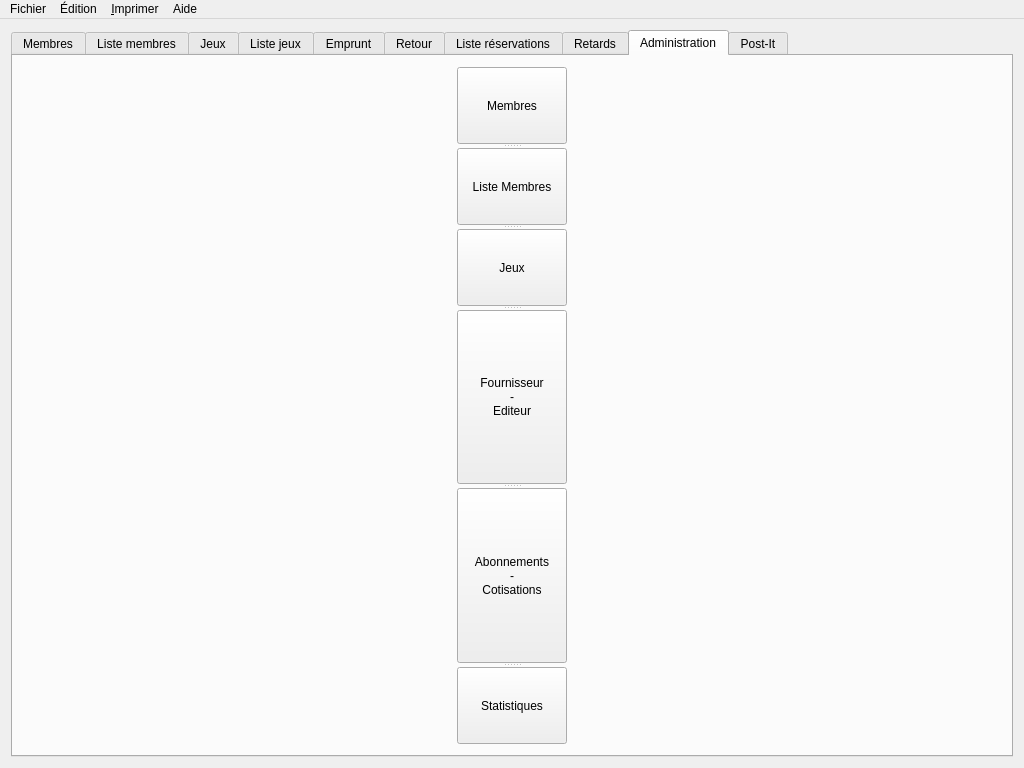
Old version of the form f_mainwindow.ui in the repository nivhg/ludopen.
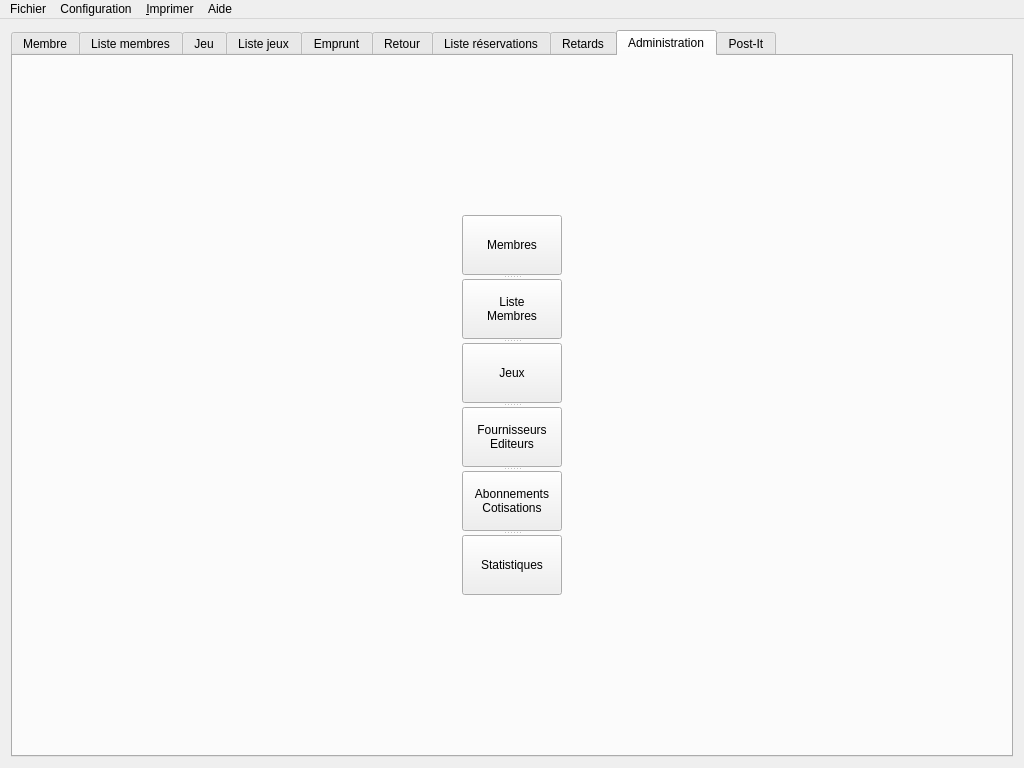
New version of the form. The open tabs and pages were chosen to show the change. Icons and pictures are not drawn.

```diff
--- a/f_mainwindow.ui
+++ b/f_mainwindow.ui
@@ -51,9 +51,20 @@
       <property name="currentIndex">
        <number>6</number>
       </property>
-      <widget class="QWidget" name="Membres">
+      <property name="iconSize">
+       <size>
+        <width>20</width>
+        <height>20</height>
+       </size>
+      </property>
+      <widget class="QWidget" name="Membre">
+       <attribute name="icon">
+        <iconset>
+         <normalon>:/Adherent_info.png</normalon>
+        </iconset>
+       </attribute>
        <attribute name="title">
-        <string>Membres</string>
+        <string>Membre</string>
        </attribute>
        <layout class="QGridLayout" name="gridLayout_3">
         <item row="0" column="0">
@@ -73,7 +84,7 @@
       </widget>
       <widget class="QWidget" name="Jeux">
        <attribute name="title">
-        <string>Jeux</string>
+        <string>Jeu</string>
        </attribute>
        <layout class="QGridLayout" name="gridLayout_8">
         <item row="0" column="0">
@@ -145,50 +156,202 @@
        <layout class="QGridLayout" name="gridLayout_2">
         <item row="0" column="0">
          <layout class="QHBoxLayout" name="Lay_Admin">
+          <property name="spacing">
+           <number>2</number>
+          </property>
           <item>
            <widget class="QSplitter" name="SP_Admin">
             <property name="orientation">
              <enum>Qt::Vertical</enum>
             </property>
             <widget class="QPushButton" name="Bt_Membre">
+             <property name="sizePolicy">
+              <sizepolicy hsizetype="Preferred" vsizetype="Preferred">
+               <horstretch>0</horstretch>
+               <verstretch>0</verstretch>
+              </sizepolicy>
+             </property>
+             <property name="minimumSize">
+              <size>
+               <width>100</width>
+               <height>60</height>
+              </size>
+             </property>
+             <property name="maximumSize">
+              <size>
+               <width>60</width>
+               <height>60</height>
+              </size>
+             </property>
              <property name="text">
               <string>Membres</string>
              </property>
+             <property name="icon">
+              <iconset>
+               <normalon>:/Adherent_info.png</normalon>
+              </iconset>
+             </property>
+             <property name="iconSize">
+              <size>
+               <width>25</width>
+               <height>25</height>
+              </size>
+             </property>
             </widget>
             <widget class="QPushButton" name="Bt_ListeMembres">
+             <property name="sizePolicy">
+              <sizepolicy hsizetype="Preferred" vsizetype="Preferred">
+               <horstretch>0</horstretch>
+               <verstretch>0</verstretch>
+              </sizepolicy>
+             </property>
+             <property name="minimumSize">
+              <size>
+               <width>100</width>
+               <height>60</height>
+              </size>
+             </property>
+             <property name="maximumSize">
+              <size>
+               <width>100</width>
+               <height>60</height>
+              </size>
+             </property>
              <property name="text">
-              <string>Liste Membres</string>
+              <string>Liste
+Membres</string>
+             </property>
+             <property name="icon">
+              <iconset>
+               <normalon>:/Adherents_liste.png</normalon>
+              </iconset>
+             </property>
+             <property name="iconSize">
+              <size>
+               <width>25</width>
+               <height>25</height>
+              </size>
              </property>
             </widget>
             <widget class="QPushButton" name="Bt_Jeux">
+             <property name="minimumSize">
+              <size>
+               <width>100</width>
+               <height>60</height>
+              </size>
+             </property>
              <property name="maximumSize">
               <size>
-               <width>110</width>
-               <height>16777215</height>
+               <width>100</width>
+               <height>60</height>
               </size>
              </property>
              <property name="text">
               <string>Jeux</string>
              </property>
+             <property name="icon">
+              <iconset>
+               <normalon>:/De_par_2.png</normalon>
+              </iconset>
+             </property>
+             <property name="iconSize">
+              <size>
+               <width>25</width>
+               <height>25</height>
+              </size>
+             </property>
             </widget>
             <widget class="QPushButton" name="Bt_FournisseurEditeur">
+             <property name="minimumSize">
+              <size>
+               <width>100</width>
+               <height>60</height>
+              </size>
+             </property>
+             <property name="maximumSize">
+              <size>
+               <width>100</width>
+               <height>60</height>
+              </size>
+             </property>
              <property name="text">
-              <string>Fournisseur
--
-Editeur</string>
+              <string>Fournisseurs
+Editeurs</string>
+             </property>
+             <property name="icon">
+              <iconset>
+               <normalon>:/Fournisseurs.png</normalon>
+              </iconset>
+             </property>
+             <property name="iconSize">
+              <size>
+               <width>25</width>
+               <height>25</height>
+              </size>
              </property>
             </widget>
             <widget class="QPushButton" name="Bt_Abonnements">
+             <property name="minimumSize">
+              <size>
+               <width>100</width>
+               <height>60</height>
+              </size>
+             </property>
+             <property name="maximumSize">
+              <size>
+               <width>100</width>
+               <height>60</height>
+              </size>
+             </property>
              <property name="text">
               <string>Abonnements
--
 Cotisations</string>
              </property>
+             <property name="icon">
+              <iconset>
+               <normalon>:/Paiement.png</normalon>
+              </iconset>
+             </property>
+             <property name="iconSize">
+              <size>
+               <width>25</width>
+               <height>25</height>
+              </size>
+             </property>
             </widget>
             <widget class="QPushButton" name="Bt_Statistiques">
+             <property name="sizePolicy">
+              <sizepolicy hsizetype="Minimum" vsizetype="Fixed">
+               <horstretch>120</horstretch>
+               <verstretch>60</verstretch>
+              </sizepolicy>
+             </property>
+             <property name="minimumSize">
+              <size>
+               <width>100</width>
+               <height>60</height>
+              </size>
+             </property>
+             <property name="maximumSize">
+              <size>
+               <width>100</width>
+               <height>60</height>
+              </size>
+             </property>
              <property name="text">
               <string>Statistiques</string>
              </property>
+             <property name="icon">
+              <iconset>
+               <normalon>:/Statistiques.png</normalon>
+              </iconset>
+             </property>
+             <property name="iconSize">
+              <size>
+               <width>25</width>
+               <height>25</height>
+              </size>
+             </property>
             </widget>
            </widget>
           </item>
@@ -216,7 +379,7 @@
      <x>0</x>
      <y>0</y>
      <width>1024</width>
-     <height>21</height>
+     <height>18</height>
     </rect>
    </property>
    <widget class="QMenu" name="menuFichier">
@@ -245,7 +408,7 @@
    </widget>
    <widget class="QMenu" name="menu_Edition">
     <property name="title">
-     <string>Édition</string>
+     <string>Configuration</string>
     </property>
     <addaction name="Menu_Edition_Preferences"/>
    </widget>
```
Left out of the diff: 58 changed lines with no effect on the pictures.
